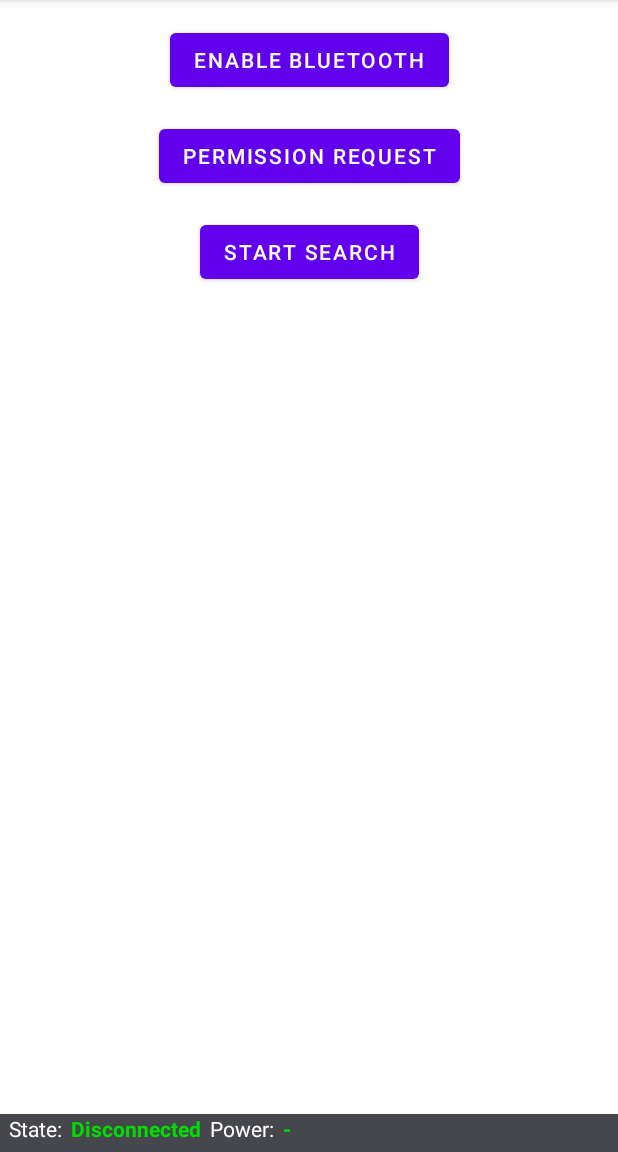
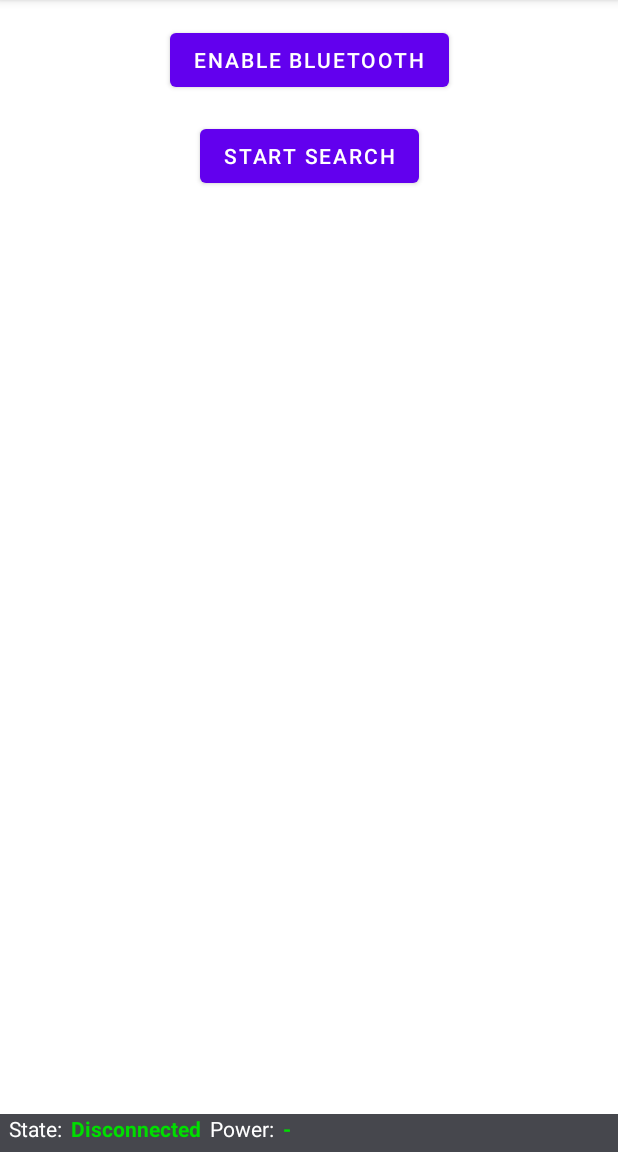
Before and after one commit to ZarkSPb/BrainbitAndroid, an Android app: the screen it shows after launch (MainActivity), after a tap on "ENABLE BLUETOOTH", on a phone screen of 412 x 824 dp, the part 84-1236 px from its top. Run offline under Robolectric (Android 15) with nearby library versions, the phone set to English and light mode, and no system bars; libraries missing offline, so code that uses them is left out: com.neuromd.neurosdk; 2 statements that could not run were skipped.

Commit message:
Merge 2 up buttons

```diff
--- a/app/src/main/java/com/zark/bbandroid/brainbitandroid/MainActivity.java
+++ b/app/src/main/java/com/zark/bbandroid/brainbitandroid/MainActivity.java
@@ -40,9 +40,7 @@ public class MainActivity extends AppCompatActivity implements View.OnClickListe
    private final int REQUEST_ENABLE_BT = 35;
    private final int REQUEST_PERMISSION_BT = 111;
 
-   private BluetoothAdapter _btAdapter;
    private Button btEnableBt;
-   private Button btRequestPerm;
    private Button btSearch;
    private ListView lvDevices;
 
@@ -55,7 +53,6 @@ public class MainActivity extends AppCompatActivity implements View.OnClickListe
    private final ExecutorService _es = Executors.newFixedThreadPool(1);
 
    private boolean _isBtPermissionGranted = false;
-
 
    @Override
    protected void onCreate(Bundle savedInstanceState) {
@@ -87,13 +84,11 @@ public class MainActivity extends AppCompatActivity implements View.OnClickListe
       });
 
       BluetoothManager bluetoothManager = (BluetoothManager) getSystemService(BLUETOOTH_SERVICE);
-      _btAdapter = bluetoothManager.getAdapter();
+      BluetoothAdapter _btAdapter = bluetoothManager.getAdapter();
 
       btEnableBt = findViewById(R.id.bt_enable_bt);
-      btRequestPerm = findViewById(R.id.bt_request_perm);
       btSearch = findViewById(R.id.bt_search);
       btEnableBt.setOnClickListener(this);
-      btRequestPerm.setOnClickListener(this);
       btSearch.setOnClickListener(this);
       initDevicesListView();
 
@@ -145,6 +140,8 @@ public class MainActivity extends AppCompatActivity implements View.OnClickListe
    }
 
    private void enableBt() {
+      getBtPermission();
+
       Intent enableBtIntent = new Intent(BluetoothAdapter.ACTION_REQUEST_ENABLE);
       startActivityForResult(enableBtIntent, REQUEST_ENABLE_BT);
    }
@@ -155,11 +152,7 @@ public class MainActivity extends AppCompatActivity implements View.OnClickListe
          case R.id.bt_enable_bt:
             enableBt();
             break;
-         case R.id.bt_request_perm:
-            getBtPermission();
-            break;
          case R.id.bt_search:
-//            if (_started) {
             if (DevHolder.inst().isSearchStarted()) {
                stopSearch();
             } else {
@@ -209,7 +202,6 @@ public class MainActivity extends AppCompatActivity implements View.OnClickListe
 
    public void startSearch() {
       DevHolder.inst().disconnected();
-      DevHolder.inst().startSearch();
       clearDevicesListView();
       // enabled Sensor
       DevHolder.inst().startSearch();
--- a/app/src/main/res/layout/activity_main.xml
+++ b/app/src/main/res/layout/activity_main.xml
@@ -17,16 +17,6 @@
         app:layout_constraintTop_toTopOf="parent" />
 
     <Button
-        android:id="@+id/bt_request_perm"
-        android:layout_width="wrap_content"
-        android:layout_height="wrap_content"
-        android:layout_marginTop="16dp"
-        android:text="Permission request"
-        app:layout_constraintEnd_toEndOf="parent"
-        app:layout_constraintStart_toStartOf="parent"
-        app:layout_constraintTop_toBottomOf="@+id/bt_enable_bt" />
-
-    <Button
         android:id="@+id/bt_search"
         android:layout_width="wrap_content"
         android:layout_height="wrap_content"
@@ -34,7 +24,7 @@
         android:text="@string/btn_start_search_title"
         app:layout_constraintEnd_toEndOf="parent"
         app:layout_constraintStart_toStartOf="parent"
-        app:layout_constraintTop_toBottomOf="@+id/bt_request_perm" />
+        app:layout_constraintTop_toBottomOf="@+id/bt_enable_bt" />
 
     <ListView
         android:id="@+id/lv_devices"
```
